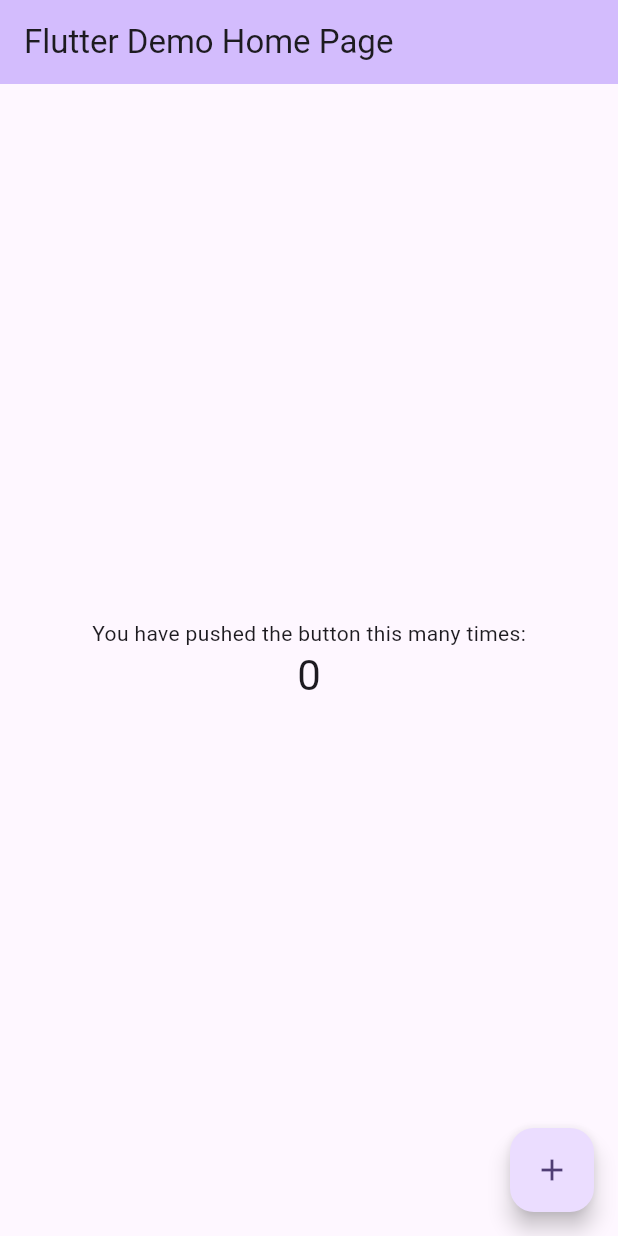
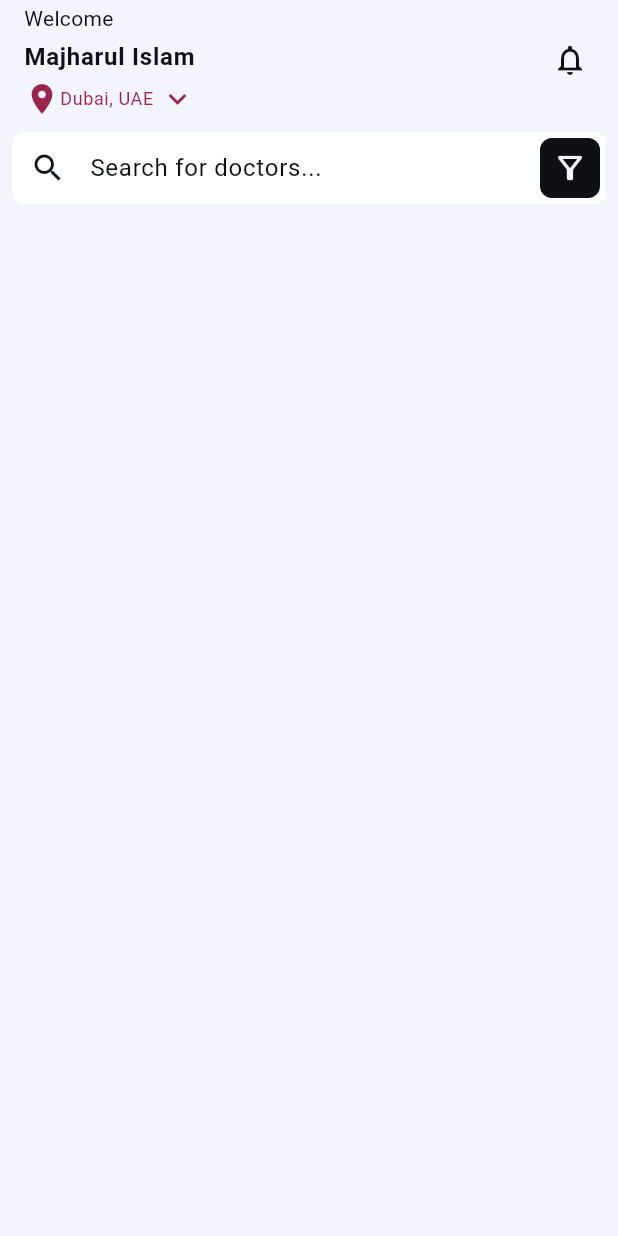
Before and after one commit to majharul-islam181/DoctorBookingSystem, a Flutter app: the screen it shows after launch, on a phone screen of 412 x 824 dp. Run offline on Flutter 3.47's test engine with Material 3 defaults, Android fonts, the phone set to English and light mode, and no system bars; our stand-ins replace google_fonts.

Commit message:
appbar done

```diff
--- a/analysis_options.yaml
+++ b/analysis_options.yaml
@@ -7,6 +7,9 @@
 
 # The following line activates a set of recommended lints for Flutter apps,
 # packages, and plugins designed to encourage good coding practices.
+analyzer:
+  errors:
+    unused_local_variable: ignore
 include: package:flutter_lints/flutter.yaml
 
 linter:
--- a/lib/main.dart
+++ b/lib/main.dart
@@ -1,4 +1,7 @@
+import 'package:doctor_booking_system/shared/theme/app_theme.dart';
 import 'package:flutter/material.dart';
+
+import 'screens/home_screens.dart';
 
 void main() {
   runApp(const MyApp());
@@ -11,59 +14,12 @@ class MyApp extends StatelessWidget {
   Widget build(BuildContext context) {
     return MaterialApp(
       title: 'Flutter Demo',
-      theme: ThemeData(
-        colorScheme: ColorScheme.fromSeed(seedColor: Colors.deepPurple),
-        useMaterial3: true,
-      ),
-      home: const MyHomePage(title: 'Flutter Demo Home Page'),
+      // theme: ThemeData(
+      //   colorScheme: ColorScheme.fromSeed(seedColor: Colors.deepPurple),
+      //   useMaterial3: true,
+      // ),
+      theme: const AppTheme().themeData,
+      home: const HomeScreens(),
     );
   }
 }
-
-class MyHomePage extends StatefulWidget {
-  const MyHomePage({super.key, required this.title});
-
-  final String title;
-
-  @override
-  State<MyHomePage> createState() => _MyHomePageState();
-}
-
-class _MyHomePageState extends State<MyHomePage> {
-  int _counter = 0;
-
-  void _incrementCounter() {
-    setState(() {
-      _counter++;
-    });
-  }
-
-  @override
-  Widget build(BuildContext context) {
-    return Scaffold(
-      appBar: AppBar(
-        backgroundColor: Theme.of(context).colorScheme.inversePrimary,
-        title: Text(widget.title),
-      ),
-      body: Center(
-        child: Column(
-          mainAxisAlignment: MainAxisAlignment.center,
-          children: <Widget>[
-            const Text(
-              'You have pushed the button this many times:',
-            ),
-            Text(
-              '$_counter',
-              style: Theme.of(context).textTheme.headlineMedium,
-            ),
-          ],
-        ),
-      ),
-      floatingActionButton: FloatingActionButton(
-        onPressed: _incrementCounter,
-        tooltip: 'Increment',
-        child: const Icon(Icons.add),
-      ),
-    );
-  }
-}
--- /dev/null
+++ b/lib/screens/home_screens.dart
@@ -0,0 +1,96 @@
+import 'package:flutter/material.dart';
+
+class HomeScreens extends StatefulWidget {
+  const HomeScreens({super.key});
+
+  @override
+  State<HomeScreens> createState() => _HomeScreensState();
+}
+
+class _HomeScreensState extends State<HomeScreens> {
+  @override
+  Widget build(BuildContext context) {
+    final textTheme = Theme.of(context).textTheme;
+    final colorScheme = Theme.of(context).colorScheme;
+    return Scaffold(
+      appBar: AppBar(
+        toolbarHeight: 80,
+        title: Column(
+          mainAxisAlignment: MainAxisAlignment.center,
+          crossAxisAlignment: CrossAxisAlignment.start,
+          children: [
+            Text('Welcome', style: textTheme.bodyMedium),
+            const SizedBox(
+              height: 4.0,
+            ),
+            Text(
+              "Majharul Islam",
+              style: textTheme.bodyLarge!.copyWith(fontWeight: FontWeight.bold),
+            ),
+            const SizedBox(
+              height: 4,
+            ),
+            Row(
+              children: [
+                Icon(Icons.location_on, color: colorScheme.secondary),
+                Text(
+                  'Dubai, UAE',
+                  style: textTheme.bodySmall!.copyWith(
+                    color: colorScheme.secondary,
+                  ),
+                ),
+                const SizedBox(
+                  width: 4,
+                ),
+                Icon(Icons.expand_more, color: colorScheme.secondary),
+              ],
+            )
+          ],
+        ),
+        actions: [
+          IconButton(
+            onPressed: () {},
+            icon: const Icon(Icons.notifications_outlined),
+          ),
+          const SizedBox(
+            width: 8,
+          )
+        ],
+        bottom: PreferredSize(
+          preferredSize: const Size.fromHeight(64.0),
+          child: Padding(
+            padding: const EdgeInsets.all(8.0),
+            child: TextFormField(
+              decoration: InputDecoration(
+                hintText: 'Search for doctors...',
+                prefixIcon: const Icon(Icons.search),
+                suffixIcon: Container(
+                  margin: const EdgeInsets.all(4.0),
+                  padding: const EdgeInsets.all(8.0),
+                  decoration: BoxDecoration(
+                    color: colorScheme.onSurfaceVariant,
+                    borderRadius: BorderRadius.circular(8.0),
+                  ),
+                  child: Icon(
+                    Icons.filter_alt_outlined,
+                    color: colorScheme.surfaceContainerHighest,
+                  ),
+                ),
+              ),
+            ),
+          ),
+        ),
+      ),
+      body: const SingleChildScrollView(
+        child: Padding(
+          padding: EdgeInsets.all(8.0),
+          child: Column(
+            children: [
+              // _DoctorCategories();
+            ],
+          ),
+        ),
+      ),
+    );
+  }
+}
--- /dev/null
+++ b/lib/shared/theme/app_theme.dart
@@ -0,0 +1,104 @@
+import 'package:flutter/material.dart';
+import 'package:google_fonts/google_fonts.dart';
+
+class AppTheme {
+  const AppTheme();
+
+  ThemeData get themeData {
+    return ThemeData(
+      useMaterial3: true,
+      colorScheme: _colorScheme,
+      textTheme: _textTheme,
+      inputDecorationTheme: _inputDecorationTheme,
+      filledButtonTheme: _filledButtonTheme,
+    );
+  }
+
+  static ColorScheme get _colorScheme {
+    return const ColorScheme(
+      brightness: Brightness.light,
+      primary: Color(0xff909cdf),
+      onPrimary: Color(0xffFFFFFF),
+      primaryContainer: Color(0xfff2f3fb),
+      onPrimaryContainer: Color(0xff000000),
+      secondary: Color(0xff9c254d),
+      onSecondary: Color(0xffffffff),
+      secondaryContainer: Color(0xffdfa3b7),
+      tertiary: Color(0xffb6c2ff),
+      tertiaryContainer: Color(0xffffffff),
+      errorContainer: Color(0xfffcd8df),
+      onErrorContainer: Color(0xff000000),
+      surfaceVariant: Color(0xffeeeeee),
+      outline: Color(0xff737373),
+      outlineVariant: Color(0xffbfbfbf),
+      inverseSurface: Color(0xff121212),
+      surfaceTint: Color(0xff909cdf),
+      error: Color(0xFF5e162e),
+      onError: Color(0xFFf5e9ed),
+      background: Color(0xFFFFFFFF),
+      onBackground: Color(0xff000000),
+      surface: Color(0xFFf4f5fc),
+      onSurface: Color(0xFF0e1016),
+    );
+  }
+
+  static TextTheme get _textTheme {
+    const textTheme = TextTheme();
+
+    final bodyFont = GoogleFonts.ibmPlexSansTextTheme(textTheme);
+    final headingFont = GoogleFonts.syneMonoTextTheme(textTheme);
+
+    return bodyFont.copyWith(
+      displayLarge: headingFont.displayLarge,
+      displayMedium: headingFont.displayMedium,
+      displaySmall: headingFont.displaySmall,
+      headlineLarge: headingFont.headlineLarge,
+      headlineMedium: headingFont.headlineMedium,
+      headlineSmall: headingFont.headlineSmall,
+      bodyLarge: bodyFont.bodyLarge,
+      bodyMedium: bodyFont.bodyMedium,
+      bodySmall: bodyFont.bodySmall,
+    );
+  }
+
+  static InputDecorationTheme get _inputDecorationTheme {
+    return InputDecorationTheme(
+      filled: true,
+      fillColor: _colorScheme.background,
+      border: InputBorder.none,
+      contentPadding: const EdgeInsets.symmetric(
+        horizontal: 12.0,
+        vertical: 12.0,
+      ),
+      enabledBorder: _enabledBorder,
+      focusedBorder: _focusedBorder,
+      disabledBorder: _disabledBorder,
+    );
+  }
+
+  static FilledButtonThemeData get _filledButtonTheme {
+    return FilledButtonThemeData(
+      style: FilledButton.styleFrom(
+        foregroundColor: Colors.white,
+        shape: RoundedRectangleBorder(
+          borderRadius: BorderRadius.circular(8.0),
+        ),
+      ),
+    );
+  }
+
+  static InputBorder get _enabledBorder => OutlineInputBorder(
+        borderRadius: BorderRadius.circular(8.0),
+        borderSide: const BorderSide(color: Colors.transparent),
+      );
+
+  static InputBorder get _focusedBorder => OutlineInputBorder(
+        borderRadius: BorderRadius.circular(8.0),
+        borderSide: BorderSide.none,
+      );
+
+  static InputBorder get _disabledBorder => OutlineInputBorder(
+        borderRadius: BorderRadius.circular(8.0),
+        borderSide: BorderSide(color: Colors.grey.withOpacity(0.2)),
+      );
+}
--- a/pubspec.yaml
+++ b/pubspec.yaml
@@ -36,6 +36,7 @@ dependencies:
   # Use with the CupertinoIcons class for iOS style icons.
   cupertino_icons: ^1.0.6
   flutter_launcher_icons: ^0.13.1
+  google_fonts: ^6.2.1
 
 dev_dependencies:
   flutter_test:
@@ -60,8 +61,8 @@ flutter:
   uses-material-design: true
 
   # To add assets to your application, add an assets section, like this:
-  # assets:
-  #   - images/a_dot_burr.jpeg
+  assets:
+    - assets/icons/
   #   - images/a_dot_ham.jpeg
 
   # An image asset can refer to one or more resolution-specific "variants", see
```
Also changed, not shown: pubspec.lock, 7 other files.
